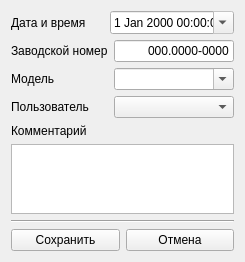
Before: the Qt Designer form src/usonicapp/forms/edit_record.ui in Kneshal/usonicApp, drawn with Qt 5.
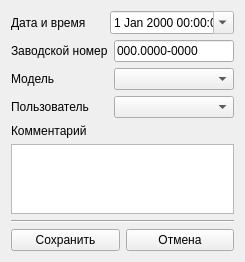
After: the same form once the commit is applied.

```diff
--- a/src/usonicapp/forms/edit_record.ui
+++ b/src/usonicapp/forms/edit_record.ui
@@ -100,7 +100,7 @@
         <string>000.0000-0000</string>
        </property>
        <property name="alignment">
-        <set>Qt::AlignRight|Qt::AlignTrailing|Qt::AlignVCenter</set>
+        <set>Qt::AlignLeading|Qt::AlignLeft|Qt::AlignVCenter</set>
        </property>
       </widget>
      </item>
@@ -137,7 +137,7 @@
         </size>
        </property>
        <property name="editable">
-        <bool>true</bool>
+        <bool>false</bool>
        </property>
       </widget>
      </item>
```
